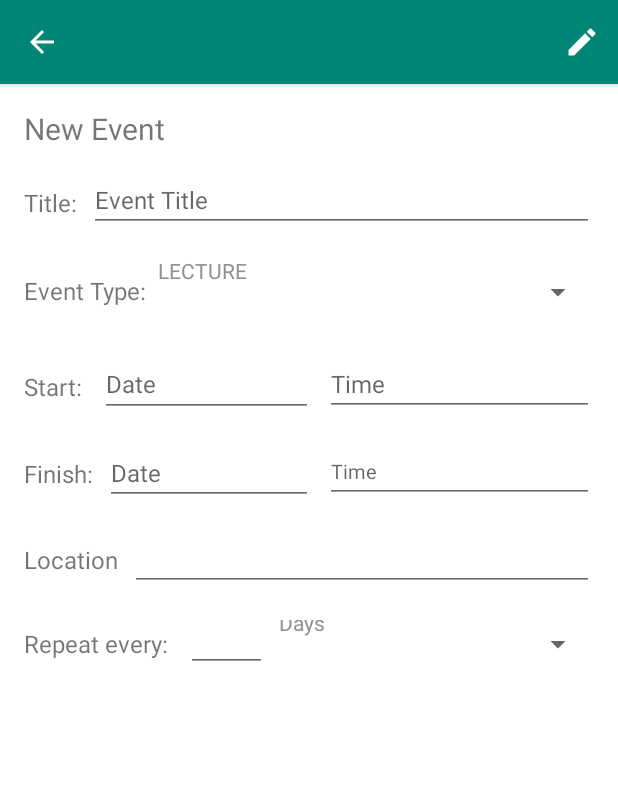
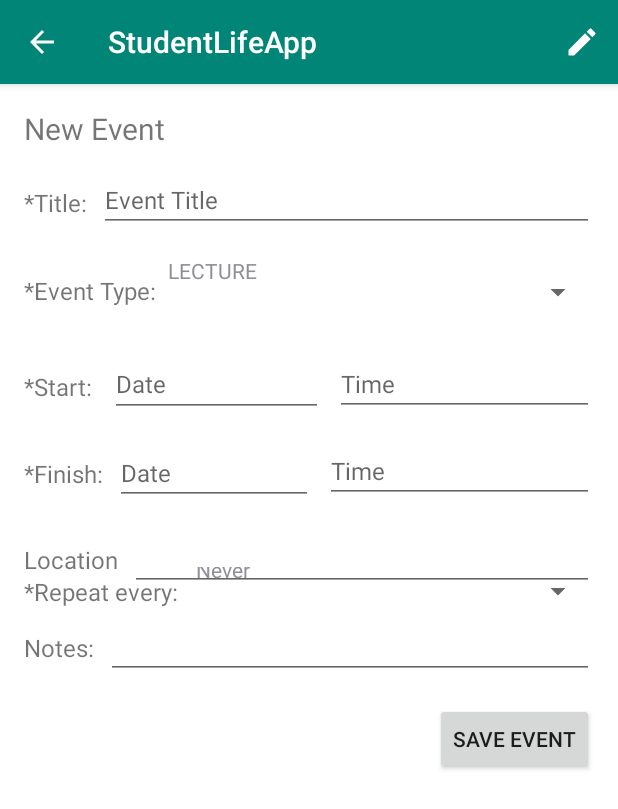
Before and after one commit to TheBaileyOne/FinalProject, an Android app: the fragment AddEvent placed in its activity, on a phone screen of 412 x 824 dp. Shown: the top 809 px of the screen. Run offline under Robolectric (Android 15) with nearby library versions, the phone set to English and light mode, and no system bars; 8 statements that could not run were skipped.

Commit message:
addEvent method, activity passing fail

```diff
--- a/app/src/main/java/com/example/studentlifeapp/IntentUtil.kt
+++ b/app/src/main/java/com/example/studentlifeapp/IntentUtil.kt
@@ -27,10 +27,10 @@
     return null
 }
 
-fun <T> Intent.getJsonExtra(`class`: Class<T>): T? {
+fun <T> Intent.getJsonExtra(`class`: Class<T>): T {
     val stringExtra = getStringExtra(DEFAULT_NAME)
     if (stringExtra != null) {
         return IntentUtil.gson.fromJson<T>(stringExtra, `class`)
     }
-    return null
+    return IntentUtil.gson.fromJson<T>("",`class`)
 }
--- a/app/src/main/java/com/example/studentlifeapp/activities/SubjectDetails.kt
+++ b/app/src/main/java/com/example/studentlifeapp/activities/SubjectDetails.kt
@@ -1,12 +1,12 @@
 package com.example.studentlifeapp.activities
 
-import android.content.Intent
 import androidx.appcompat.app.AppCompatActivity
 import android.os.Bundle
 import android.view.Menu
 import android.view.MenuItem
 import android.view.View
 import android.view.ViewGroup
+import android.widget.Toast
 import androidx.recyclerview.widget.DividerItemDecoration
 import androidx.recyclerview.widget.LinearLayoutManager
 import androidx.recyclerview.widget.RecyclerView
@@ -57,18 +57,18 @@
     }
 }
 
-class SubjectDetails : AppCompatActivity() {
-
+class SubjectDetails : AppCompatActivity(),AddEvent.OnEventSavedListener {
+    //TODO:Finish implementing interface for communicating between fragment and activity
     private lateinit var recyclerView:RecyclerView
     private lateinit var viewAdapter: RecyclerView.Adapter<*>
     private lateinit var viewManager: RecyclerView.LayoutManager
-
+    private lateinit var subject: Subject
     override fun onCreate(savedInstanceState: Bundle?) {
         super.onCreate(savedInstanceState)
         setContentView(R.layout.activity_subject_details)
 
+        subject = intent.getJsonExtra(Subject::class.java)
         //TODO: sort out animation for activity opening
-        val subject: Subject? = intent.getJsonExtra(Subject::class.java)
         val events: MutableList<Event> = subject!!.events
         events.sortBy { it.startTime }
         val eventsMap = events.groupBy { it.title }
@@ -91,20 +91,25 @@
         recyclerView.addItemDecoration(DividerItemDecoration(this, RecyclerView.VERTICAL))
         viewAdapter.notifyDataSetChanged()
 
-
+        //add event button clicked
         subject_info_view_button_addEvent.setOnClickListener{
             val fragmentManager = supportFragmentManager
             val fragmentTransaction = fragmentManager.beginTransaction()
-            val fragment = AddEvent()
+            val fragment = AddEvent(subject.subjectEnd)
+            fragment.setOnEventSavedListener(this)
             fragmentTransaction.add(R.id.subject_detail_fragment, fragment)
             fragmentTransaction.addToBackStack(null)
             fragmentTransaction.commit()
+
 
         }
 
 
     }
 
+    private fun addEvent(){
+
+    }
 
     private fun eventClicked(event:Pair<String,List<Event>>) {
         if (event.second.size>1){
@@ -131,4 +136,11 @@
         menuInflater.inflate(R.menu.menu_edit,menu)
         return true
     }
+
+    override fun onEventSaved(events: MutableList<Event>) {
+        subject?.addEvents(events)
+        Toast.makeText(this, "${events.size} events added", Toast.LENGTH_SHORT)
+    }
+
+
 }
--- a/app/src/main/java/com/example/studentlifeapp/data/Event.kt
+++ b/app/src/main/java/com/example/studentlifeapp/data/Event.kt
@@ -12,8 +12,9 @@
     val endTime: LocalDateTime = startTime,
     val notifications: MutableList<LocalDateTime> = mutableListOf(startTime),
     val location: Location? = null,
-    val note: String = "",
-    val times: MutableList<LocalDateTime> = mutableListOf(startTime,endTime)): Serializable
+    val note: String? = null,
+    val times: MutableList<LocalDateTime> = mutableListOf(startTime,endTime)
+): Serializable
 {
     val colour: Int = setColour()
     private fun setColour(): Int {
--- a/app/src/main/java/com/example/studentlifeapp/fragments/AddEvent.kt
+++ b/app/src/main/java/com/example/studentlifeapp/fragments/AddEvent.kt
@@ -2,8 +2,6 @@
 
 import android.app.DatePickerDialog
 import android.app.TimePickerDialog
-import android.content.Context
-import android.net.Uri
 import android.os.Bundle
 import androidx.fragment.app.Fragment
 import android.view.LayoutInflater
@@ -12,21 +10,49 @@
 import android.widget.*
 
 import com.example.studentlifeapp.R
+import com.example.studentlifeapp.data.Event
 import com.example.studentlifeapp.data.EventType
-import kotlinx.android.synthetic.*
+import com.example.studentlifeapp.data.Location
 import kotlinx.android.synthetic.main.fragment_add_event.*
 import kotlinx.android.synthetic.main.fragment_add_event.view.*
+import org.threeten.bp.LocalDateTime
+import org.threeten.bp.format.DateTimeFormatter
+import org.threeten.bp.temporal.ChronoUnit
+import org.threeten.bp.temporal.TemporalUnit
 import java.text.SimpleDateFormat
 import java.util.*
 
-class AddEvent : Fragment() {
+class AddEvent(private val subjectEnd: LocalDateTime? = null) : Fragment() {
 
-    val format = SimpleDateFormat("dd MMM, YYYY", Locale.UK)
-    var timeFormat = SimpleDateFormat ("HH:mm", Locale.UK)
+
+
+    private lateinit var callback: OnEventSavedListener
+
+    interface OnEventSavedListener{
+        fun onEventSaved(events:MutableList<Event>)
+    }
+    fun setOnEventSavedListener(callback: OnEventSavedListener){
+        this.callback = callback
+    }
+    //TODO: Notifications
+    private val format = SimpleDateFormat("dd MMM, YYYY", Locale.UK)
+    private val timeFormat = SimpleDateFormat ("HH:mm", Locale.UK)
+    lateinit var eventName:String
+    lateinit var eventStartTime: LocalDateTime
+    lateinit var eventEndTime:LocalDateTime
+    lateinit var location :Location
+    lateinit var notes:String
+    lateinit var eventType: EventType
+    lateinit var durationValue: String
+//    val repeatTimes:MutableList = mutableListOf<LocalDateTime>()
+//    lateinit var event:Event
+    val events:MutableList<Event> = mutableListOf()
+
 
     override fun onCreateView(inflater: LayoutInflater, container: ViewGroup?, savedInstanceState: Bundle?): View? {
-        // Inflate the layout for this fragment
         val view = inflater.inflate(R.layout.fragment_add_event, container, false)
+
+        //Event Type Spinner
         val spinner = view.findViewById<Spinner>(R.id.event_type_spinner)
         val values = enumValues<EventType>()
         spinner?.adapter = ArrayAdapter(activity?.applicationContext!!, R.layout.support_simple_spinner_dropdown_item, values)
@@ -34,14 +60,17 @@
             override fun onNothingSelected(parent: AdapterView<*>?) {
                 TODO("Something to do with an error")
             }
-
             override fun onItemSelected(parent: AdapterView<*>?, view: View?, position: Int, id: Long) {
-                val type = parent?.getItemAtPosition(position)
+//                val type = parent?.getItemAtPosition(position)
+//                Toast.makeText(context,"Type: $type",Toast.LENGTH_SHORT).show()
+                var type = parent?.getItemAtPosition(position)
+                type = type.toString()
+                eventType = EventType.valueOf(type)
                 Toast.makeText(context,"Type: $type",Toast.LENGTH_SHORT).show()
-
             }
         }
 
+        //Start Date Selection
         val setDate = view.findViewById<EditText>(R.id.add_event_date)
         val setTime = view.findViewById<EditText>(R.id.add_event_time)
         var startDateDate:String
@@ -71,24 +100,130 @@
             timePicker.show()
         }
 
+        //Event end date pickers
+        val setFinishDate = view.findViewById<EditText>(R.id.add_event_end_date)
+        val setFinishTime = view.findViewById<EditText>(R.id.add_event_time_end)
+        var finishDateDate:String
+        var finishDateTime:String
+
+        setFinishDate.setOnClickListener {
+            val now = Calendar.getInstance()
+            val datePicker2 = DatePickerDialog(context!!, DatePickerDialog.OnDateSetListener{ view, year, month, dayOfMonth ->
+                Toast.makeText(context,"Date picker picked", Toast.LENGTH_SHORT)
+                val selectedDate = Calendar.getInstance()
+                selectedDate.set(Calendar.YEAR,year)
+                selectedDate.set(Calendar.MONTH,month)
+                selectedDate.set(Calendar.DAY_OF_MONTH,dayOfMonth)
+                finishDateDate = format.format(selectedDate.time)
+                add_event_end_date.setText(finishDateDate)
+            }, now.get(Calendar.YEAR), now.get(Calendar.MONTH),now.get(Calendar.DAY_OF_MONTH))
+            datePicker2.show()
+        }
+
+        setFinishTime.setOnClickListener {
+            val now = Calendar.getInstance()
+            val timePicker2 = TimePickerDialog(context, TimePickerDialog.OnTimeSetListener{view,hourOfDay,minute ->
+                val selectedTime = Calendar.getInstance()
+                selectedTime.set(Calendar.HOUR_OF_DAY,hourOfDay)
+                selectedTime.set(Calendar.MINUTE,minute)
+                finishDateTime = timeFormat.format(selectedTime.time)
+                add_event_time_end.setText(finishDateTime)
+            }, now.get(Calendar.HOUR_OF_DAY), now.get(Calendar.MINUTE),true)
+            timePicker2.show()
+        }
+
+        //Repeat Event a number of times
         val spinnerRep = view.findViewById<Spinner>(R.id.spinner_repeat)
-        val repeatVal = arrayOf("Days","Weeks","Months","Years")
+        val repeatVal = arrayOf("Never","Days","Weeks","Months","Years")
         spinnerRep?.adapter = ArrayAdapter(activity?.applicationContext!!, R.layout.support_simple_spinner_dropdown_item, repeatVal)
         spinnerRep?.onItemSelectedListener = object:AdapterView.OnItemSelectedListener{
             override fun onNothingSelected(parent: AdapterView<*>?) {
                 TODO("Something to do with an error")
             }
-
             override fun onItemSelected(parent: AdapterView<*>?, view: View?, position: Int, id: Long) {
                 val type = parent?.getItemAtPosition(position)
                 Toast.makeText(context,"Time: $type",Toast.LENGTH_SHORT).show()
-
+                durationValue = type.toString()
+                if (durationValue.equals("Never")){
+                    add_event_repeat_num.visibility = View.GONE
+                }else{
+                    add_event_repeat_num.visibility = View.VISIBLE
+                }
             }
+        }
+        view.button_add_event.setOnClickListener{
+            addEvent()
+//            Toast.makeText(context,"Event Saved", Toast.LENGTH_SHORT)
+            callback.onEventSaved(events)
+            this.activity?.onBackPressed()
         }
 
         return view
     }
 
-    fun getString(value:String): String = value
+    fun dateDialogSet(editText:EditText?){
+        TODO("Put reusable code in")
+    }
+
+    fun timeDialogSet(editText:EditText?){
+        TODO("Put reusable code in")
+    }
+
+    private fun addEvent(){
+        if(add_event_name.text == null || add_event_date.text == null ||
+            add_event_time == null || add_event_end_date == null || add_event_time_end == null ||
+            (add_event_repeat_num == null && durationValue != "never")){
+            Toast.makeText(context,"Please fill in all compulsory fields",Toast.LENGTH_SHORT)
+        }else{
+            val formatter = DateTimeFormatter.ofPattern("dd MMM, yyyy HH:mm")
+            eventName = add_event_name.text.toString()
+            eventStartTime = LocalDateTime.parse("${add_event_date.text} ${add_event_time.text}",formatter)
+            eventEndTime = LocalDateTime.parse("${add_event_end_date.text} ${add_event_time_end.text}",formatter)
+            notes = add_event_notes.text.toString()
+            var event = Event(eventName,eventType,eventStartTime,eventEndTime,note=notes)
+            events.add(event)
+
+
+            var newStart:LocalDateTime
+            var newEnd:LocalDateTime
+
+            if (durationValue != "Never") {
+                val durationNumber = add_event_repeat_num.text.toString().toLong()
+                var count = 0
+                var eventLength = ChronoUnit.HOURS.between(event.startTime,event.endTime)
+                if(subjectEnd != null){
+                    do {
+                        newStart = when(durationValue){
+                            "Days" -> events[count].startTime.plusDays(durationNumber)
+                            "Weeks" -> events[count].startTime.plusWeeks(durationNumber)
+                            "Months" -> events[count].startTime.plusMonths(durationNumber)
+                            "Years" -> events[count].startTime.plusYears(durationNumber)
+                            else -> throw Exception("Invalid repeat variable")
+                        }
+                        newEnd = newStart.plusHours(eventLength)
+                        events.add(events[count].copy(startTime = newStart, endTime = newEnd))
+                        count++
+                    }while(newStart.isBefore(subjectEnd))
+                }
+            }
+        }
+    }
+
+
+
+    private fun repeatEvent():LocalDateTime{
+        TODO("repeat event creation a certain amount of times, or until a certain date")
+        val now = Calendar.getInstance()
+
+        val lastRepeat = Calendar.getInstance()
+        val datePicker = DatePickerDialog(context!!, DatePickerDialog.OnDateSetListener{ view, year, month, dayOfMonth ->
+            lastRepeat.set(Calendar.YEAR,year)
+            lastRepeat.set(Calendar.MONTH,month)
+            lastRepeat.set(Calendar.DAY_OF_MONTH,dayOfMonth)
+        }, now.get(Calendar.YEAR), now.get(Calendar.MONTH),now.get(Calendar.DAY_OF_MONTH))
+        datePicker.show()
+
+        return LocalDateTime.now()
+    }
 
 }
--- a/app/src/main/res/layout/fragment_add_event.xml
+++ b/app/src/main/res/layout/fragment_add_event.xml
@@ -23,14 +23,14 @@
         android:layout_width="wrap_content"
         android:layout_height="wrap_content"
         android:layout_marginStart="16dp"
-        android:text="Title:"
+        android:text="*Title:"
         android:textSize="16sp"
-        app:layout_constraintBottom_toBottomOf="@+id/editText2"
+        app:layout_constraintBottom_toBottomOf="@+id/add_event_name"
         app:layout_constraintStart_toStartOf="parent"
-        app:layout_constraintTop_toTopOf="@+id/editText2" />
+        app:layout_constraintTop_toTopOf="@+id/add_event_name" />
 
     <EditText
-        android:id="@+id/editText2"
+        android:id="@+id/add_event_name"
         android:layout_width="0dp"
         android:layout_height="39dp"
         android:layout_marginStart="8dp"
@@ -50,7 +50,7 @@
         android:layout_height="wrap_content"
         android:layout_marginStart="16dp"
         android:layout_marginBottom="2dp"
-        android:text="Event Type:"
+        android:text="*Event Type:"
         android:textSize="16sp"
         app:layout_constraintBottom_toBottomOf="@+id/event_type_spinner"
         app:layout_constraintStart_toStartOf="parent"
@@ -66,14 +66,14 @@
         app:layout_constraintEnd_toEndOf="parent"
         app:layout_constraintHorizontal_bias="1.0"
         app:layout_constraintStart_toEndOf="@+id/textView"
-        app:layout_constraintTop_toBottomOf="@+id/editText2" />
+        app:layout_constraintTop_toBottomOf="@+id/add_event_name" />
 
     <TextView
         android:id="@+id/textView4"
         android:layout_width="wrap_content"
         android:layout_height="19dp"
         android:layout_marginStart="16dp"
-        android:text="Start: "
+        android:text="*Start: "
         android:textSize="16sp"
         app:layout_constraintBottom_toBottomOf="@+id/add_event_date"
         app:layout_constraintStart_toStartOf="parent"
@@ -114,34 +114,38 @@
         android:layout_width="wrap_content"
         android:layout_height="22dp"
         android:layout_marginStart="16dp"
-        android:text="Finish:"
+        android:text="*Finish:"
         android:textSize="16sp"
-        app:layout_constraintBottom_toBottomOf="@+id/editText"
+        app:layout_constraintBottom_toBottomOf="@+id/add_event_end_date"
         app:layout_constraintStart_toStartOf="parent"
-        app:layout_constraintTop_toTopOf="@+id/editText" />
+        app:layout_constraintTop_toTopOf="@+id/add_event_end_date" />
 
     <EditText
-        android:id="@+id/editText"
+        android:id="@+id/add_event_end_date"
         android:layout_width="0dp"
         android:layout_height="wrap_content"
         android:layout_marginStart="8dp"
         android:layout_marginTop="16dp"
         android:layout_marginEnd="8dp"
+        android:clickable="true"
+        android:focusable="false"
         android:hint="Date"
         android:inputType="date"
         android:textSize="16sp"
-        app:layout_constraintEnd_toStartOf="@+id/editText3"
+        app:layout_constraintEnd_toStartOf="@+id/add_event_time_end"
         app:layout_constraintStart_toEndOf="@+id/textView5"
         app:layout_constraintTop_toBottomOf="@+id/add_event_date" />
 
     <EditText
-        android:id="@+id/editText3"
+        android:id="@+id/add_event_time_end"
         android:layout_width="179dp"
         android:layout_height="42dp"
         android:layout_marginTop="16dp"
         android:layout_marginEnd="16dp"
+        android:clickable="true"
+        android:focusable="false"
         android:hint="Time"
-        android:textSize="13sp"
+        android:textSize="16sp"
         android:inputType="date"
         app:layout_constraintEnd_toEndOf="parent"
         app:layout_constraintTop_toBottomOf="@+id/add_event_time" />
@@ -153,12 +157,12 @@
         android:layout_marginStart="16dp"
         android:text="Location"
         android:textSize="16sp"
-        app:layout_constraintBottom_toBottomOf="@+id/editText4"
+        app:layout_constraintBottom_toBottomOf="@+id/add_event_location"
         app:layout_constraintStart_toStartOf="parent"
-        app:layout_constraintTop_toTopOf="@+id/editText4" />
+        app:layout_constraintTop_toTopOf="@+id/add_event_location" />
 
     <EditText
-        android:id="@+id/editText4"
+        android:id="@+id/add_event_location"
         android:layout_width="0dp"
         android:layout_height="wrap_content"
         android:layout_marginStart="8dp"
@@ -169,21 +173,21 @@
         app:layout_constraintEnd_toEndOf="parent"
         app:layout_constraintHorizontal_bias="1.0"
         app:layout_constraintStart_toEndOf="@+id/textView6"
-        app:layout_constraintTop_toBottomOf="@+id/editText3" />
+        app:layout_constraintTop_toBottomOf="@+id/add_event_time_end" />
 
     <TextView
         android:id="@+id/textView7"
         android:layout_width="wrap_content"
         android:layout_height="wrap_content"
         android:layout_marginStart="16dp"
-        android:text="Repeat every: "
+        android:text="*Repeat every: "
         android:textSize="16sp"
-        app:layout_constraintBottom_toBottomOf="@+id/editText5"
+        app:layout_constraintBottom_toBottomOf="@+id/add_event_repeat_num"
         app:layout_constraintStart_toStartOf="parent"
-        app:layout_constraintTop_toTopOf="@+id/editText5" />
+        app:layout_constraintTop_toTopOf="@+id/add_event_repeat_num" />
 
     <EditText
-        android:id="@+id/editText5"
+        android:id="@+id/add_event_repeat_num"
         android:layout_width="54dp"
         android:layout_height="38dp"
         android:layout_marginStart="8dp"
@@ -191,7 +195,7 @@
         android:ems="10"
         android:inputType="number"
         app:layout_constraintStart_toEndOf="@+id/textView7"
-        app:layout_constraintTop_toBottomOf="@+id/editText4" />
+        app:layout_constraintTop_toBottomOf="@+id/add_event_location" />
 
     <Spinner
         android:id="@+id/spinner_repeat"
@@ -199,10 +203,49 @@
         android:layout_height="32dp"
         android:layout_marginStart="8dp"
         android:layout_marginEnd="16dp"
-        app:layout_constraintBottom_toBottomOf="@+id/editText5"
+        app:layout_constraintBottom_toBottomOf="@+id/add_event_repeat_num"
         app:layout_constraintEnd_toEndOf="parent"
-        app:layout_constraintStart_toEndOf="@+id/editText5"
-        app:layout_constraintTop_toTopOf="@+id/editText5" />
+        app:layout_constraintStart_toEndOf="@+id/add_event_repeat_num"
+        app:layout_constraintTop_toTopOf="@+id/add_event_repeat_num" />
+
+    <TextView
+        android:id="@+id/textView8"
+        android:layout_width="wrap_content"
+        android:layout_height="wrap_content"
+        android:layout_marginStart="16dp"
+        android:text="Notes:"
+        android:textSize="16sp"
+        app:layout_constraintBottom_toBottomOf="@+id/add_event_notes"
+        app:layout_constraintStart_toStartOf="parent"
+        app:layout_constraintTop_toTopOf="@+id/add_event_notes" />
+
+    <EditText
+        android:id="@+id/add_event_notes"
+        android:layout_width="0dp"
+        android:layout_height="wrap_content"
+        android:layout_marginStart="8dp"
+        android:layout_marginTop="16dp"
+        android:layout_marginEnd="16dp"
+        android:gravity="start|top"
+        android:inputType="textMultiLine"
+        android:textSize="16sp"
+        android:maxLines="3"
+        app:layout_constraintEnd_toEndOf="parent"
+        app:layout_constraintStart_toEndOf="@+id/textView8"
+        app:layout_constraintTop_toBottomOf="@+id/add_event_repeat_num" />
+
+    <Button
+        android:id="@+id/button_add_event"
+        android:layout_width="wrap_content"
+        android:layout_height="wrap_content"
+        android:layout_marginTop="16dp"
+        android:layout_marginEnd="16dp"
+        android:layout_marginBottom="16dp"
+        android:text="Save Event"
+        app:layout_constraintBottom_toBottomOf="parent"
+        app:layout_constraintEnd_toEndOf="parent"
+        app:layout_constraintTop_toBottomOf="@+id/add_event_notes"
+        app:layout_constraintVertical_bias="0.0" />
 
 
 </androidx.constraintlayout.widget.ConstraintLayout>
--- a/app/src/main/res/layout/fragment_event_expand.xml
+++ b/app/src/main/res/layout/fragment_event_expand.xml
@@ -5,7 +5,9 @@
     android:layout_width="match_parent"
     android:layout_height="match_parent"
     tools:context=".fragments.EventExpandFragment"
-    android:background="#99000000">
+    android:background="#99000000"
+    android:clickable="true"
+    android:focusable="true">
     <FrameLayout
         android:id="@+id/event_expand_back"
         android:layout_width="match_parent"
```
Also changed, not shown: app/src/main/java/com/example/studentlifeapp/data/Subject.kt (+9 -1 lines).
